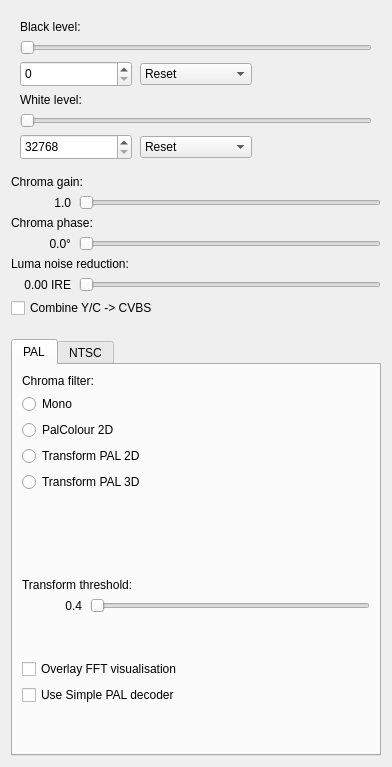
The window that src/ld-analyse/chromadecoderconfigdialog.ui (hugoatease/tbc-tools) describes before a commit, drawn with Qt 5.
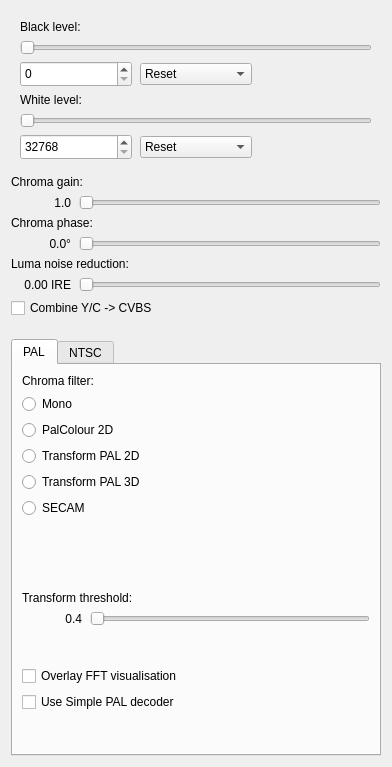
The same window after the commit. The open tabs and pages were chosen to show the change.

Commit message: Add SECAM support to ld-analyse (decoder choice, live preview, export)

Patch:
```diff
--- a/src/ld-analyse/chromadecoderconfigdialog.ui
+++ b/src/ld-analyse/chromadecoderconfigdialog.ui
@@ -393,6 +393,16 @@
          </attribute>
         </widget>
        </item>
+       <item>
+        <widget class="QRadioButton" name="palFilterSecamRadioButton">
+         <property name="text">
+          <string>SECAM</string>
+         </property>
+         <attribute name="buttonGroup">
+          <string notr="true">palFilterButtonGroup</string>
+         </attribute>
+        </widget>
+       </item>
        <item>
         <spacer name="verticalSpacer_7">
          <property name="orientation">
```
The commit also changes 7 other files.
